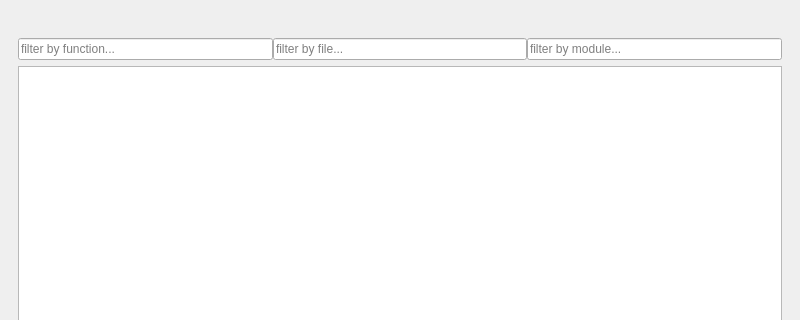
Qt form gui/mainwindow.ui (KDE/heaptrack) before a commit; both pictures show x 0 to 800 and y 0 to 320 of the 800 by 600 pixel window.
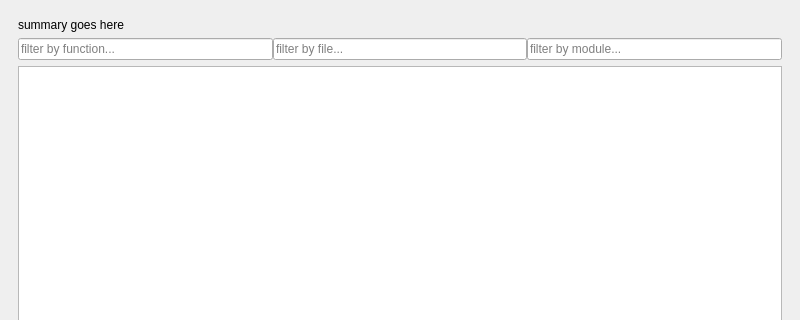
The same form after that commit. The open tabs and pages were chosen to show the change.

```diff
--- a/gui/mainwindow.ui
+++ b/gui/mainwindow.ui
@@ -83,7 +83,10 @@
         <item>
          <widget class="QLabel" name="summary">
           <property name="text">
-           <string/>
+           <string notr="true">summary goes here</string>
+          </property>
+          <property name="wordWrap">
+           <bool>true</bool>
           </property>
          </widget>
         </item>
```
